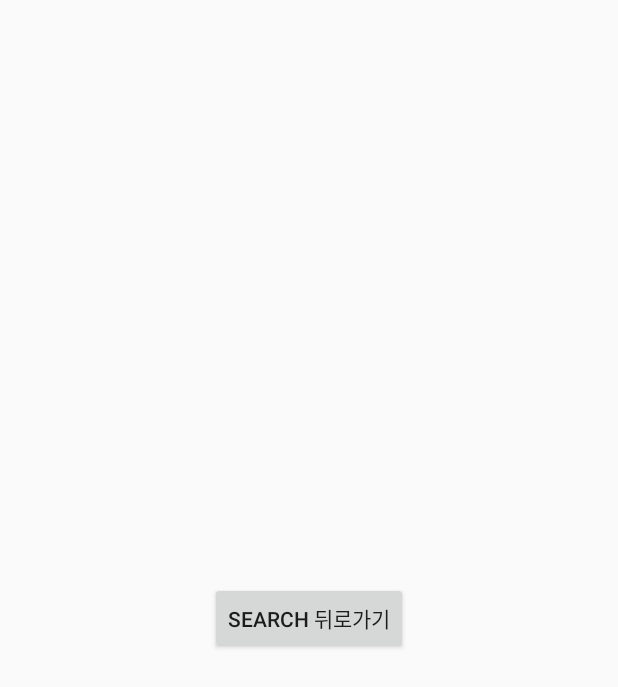
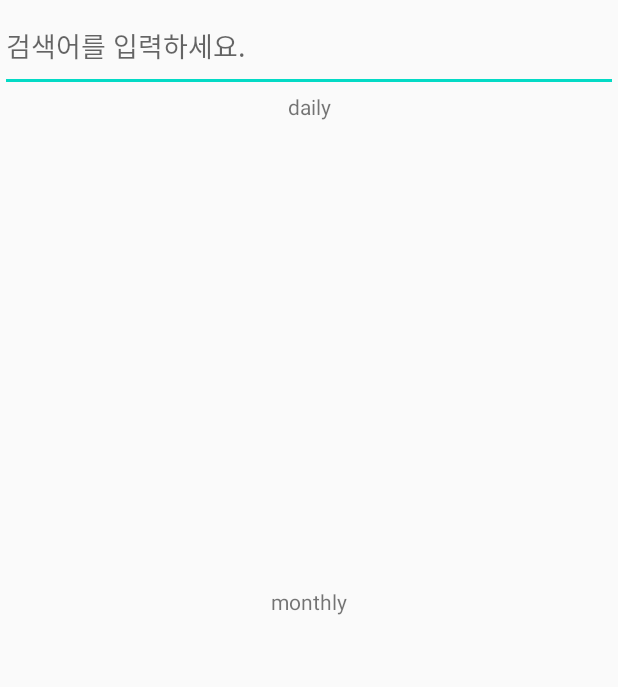
Before and after one commit to HCH96/mpp_master, an Android app: the layout search.xml on its own in the app's theme, with its tools: preview values and no code run, on a phone screen of 412 x 824 dp. Shown: the top 687 px of the screen. Run offline under Robolectric (Android 15) with nearby library versions, the phone set to English and light mode, and no system bars.

Commit message:
Add files via upload

```diff
--- a/MobileProgrammingProjectVer3-fire--master/app/src/main/res/layout/search.xml
+++ b/MobileProgrammingProjectVer3-fire--master/app/src/main/res/layout/search.xml
@@ -1,17 +1,48 @@
 <?xml version="1.0" encoding="utf-8"?>
 <androidx.constraintlayout.widget.ConstraintLayout xmlns:android="http://schemas.android.com/apk/res/android"
-    xmlns:app="http://schemas.android.com/apk/res-auto"
     android:layout_width="match_parent"
     android:layout_height="match_parent">
 
-    <Button
-        android:id="@+id/button3"
-        android:layout_width="wrap_content"
-        android:layout_height="wrap_content"
-        android:onClick="goToMain"
-        android:text="search 뒤로가기"
-        app:layout_constraintBottom_toBottomOf="parent"
-        app:layout_constraintEnd_toEndOf="parent"
-        app:layout_constraintStart_toStartOf="parent"
-        app:layout_constraintTop_toTopOf="parent" />
+    <LinearLayout
+        android:layout_width="match_parent"
+        android:layout_height="match_parent"
+        android:orientation="vertical">
+
+        <EditText
+            android:id="@+id/editSearch"
+            android:layout_width="match_parent"
+            android:layout_height="61dp"
+            android:hint="검색어를 입력하세요." />
+
+        <TextView
+            android:id="@+id/textView23"
+            android:layout_width="match_parent"
+            android:layout_height="30dp"
+            android:gravity="center_horizontal"
+            android:text="daily" />
+
+        <ListView
+            android:id="@+id/listView"
+            android:layout_width="match_parent"
+            android:layout_height="300dp"
+            android:divider="#999999"
+            android:dividerHeight="1dp">
+        </ListView>
+
+        <TextView
+            android:id="@+id/textView22"
+            android:layout_width="match_parent"
+            android:layout_height="30dp"
+            android:gravity="center_horizontal"
+            android:text="monthly" />
+
+        <ListView
+            android:id="@+id/listView2"
+            android:layout_width="match_parent"
+            android:layout_height="300dp"
+            android:divider="#999999"
+            android:dividerHeight="1dp"></ListView>
+
+
+    </LinearLayout>
 </androidx.constraintlayout.widget.ConstraintLayout>
```
Also changed, not shown: MobileProgrammingProjectVer3-fire--master/app/src/main/res/layout/secondpage.xml (+23 -9 lines), MobileProgrammingProjectVer3-fire--master/app/src/main/res/layout/thirdpage.xml (+0 -13 lines), MobileProgrammingProjectVer3-fire--master/app/src/main/res/layout/activity_main.xml (line endings or trailing spaces), MobileProgrammingProjectVer3-fire--master/app/src/main/res/layout/calendarpopup.xml (line endings or trailing spaces), MobileProgrammingProjectVer3-fire--master/app/src/main/res/layout/calender.xml (line endings or trailing spaces), MobileProgrammingProjectVer3-fire--master/app/src/main/res/layout/category_spinner_custom.xml (line endings or trailing spaces), MobileProgrammingProjectVer3-fire--master/app/src/main/res/layout/firstpage.xml (line endings or trailing spaces), MobileProgrammingProjectVer3-fire--master/app/src/main/res/layout/login.xml (line endings or trailing spaces), MobileProgrammingProjectVer3-fire--master/app/src/main/res/layout/monthlypopup.xml (line endings or trailing spaces), MobileProgrammingProjectVer3-fire--master/app/src/main/res/layout/register.xml (line endings or trailing spaces), MobileProgrammingProjectVer3-fire--master/app/src/main/res/layout/stats.xml (line endings or trailing spaces), MobileProgrammingProjectVer3-fire--master/app/src/main/res/layout/status_popup.xml (line endings or trailing spaces), MobileProgrammingProjectVer3-fire--master/app/src/main/res/layout/todo_popup.xml (line endings or trailing spaces), MobileProgrammingProjectVer3-fire--master/app/src/main/res/layout/todolist_layout.xml (line endings or trailing spaces).
